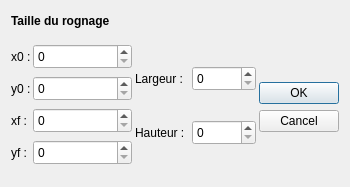
Qt form clip.ui (Anthiel/IHM_Qt_M1) before a commit.
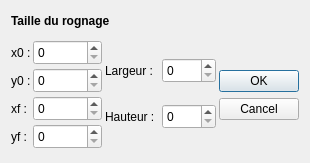
The same form after that commit.

Commit message: rognage avec spinbox fini

The edit to the form file:
```diff
--- a/clip.ui
+++ b/clip.ui
@@ -6,17 +6,17 @@
    <rect>
     <x>0</x>
     <y>0</y>
-    <width>350</width>
-    <height>187</height>
+    <width>310</width>
+    <height>163</height>
    </rect>
   </property>
   <property name="windowTitle">
    <string>Dialog</string>
   </property>
-  <layout class="QGridLayout" name="gridLayout">
+  <layout class="QGridLayout" name="gridLayout_2">
    <item row="0" column="0">
-    <layout class="QHBoxLayout" name="titreLayout">
-     <item>
+    <layout class="QGridLayout" name="gridLayout">
+     <item row="0" column="0">
       <widget class="QLabel" name="_tLabel">
        <property name="font">
         <font>
@@ -29,7 +29,7 @@
        </property>
       </widget>
      </item>
-     <item>
+     <item row="0" column="1">
       <spacer name="horizontalSpacer">
        <property name="orientation">
         <enum>Qt::Horizontal</enum>
```
Left out of the diff: 58 changed lines with no effect on the pictures. The commit also changes 3 other files.
